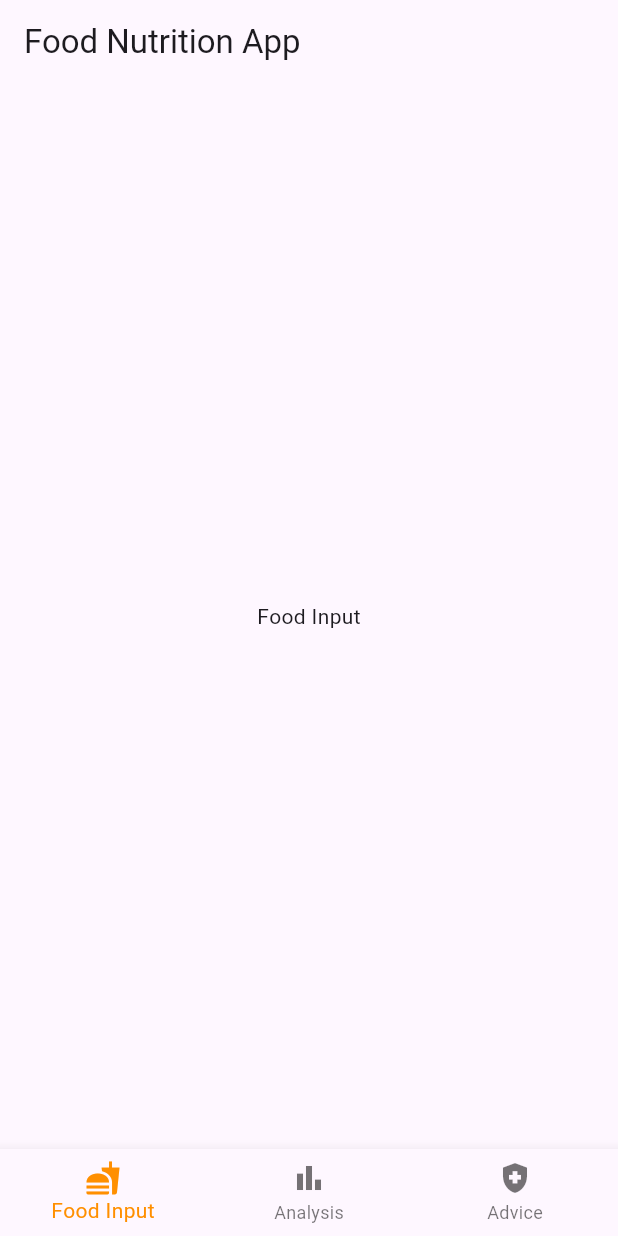
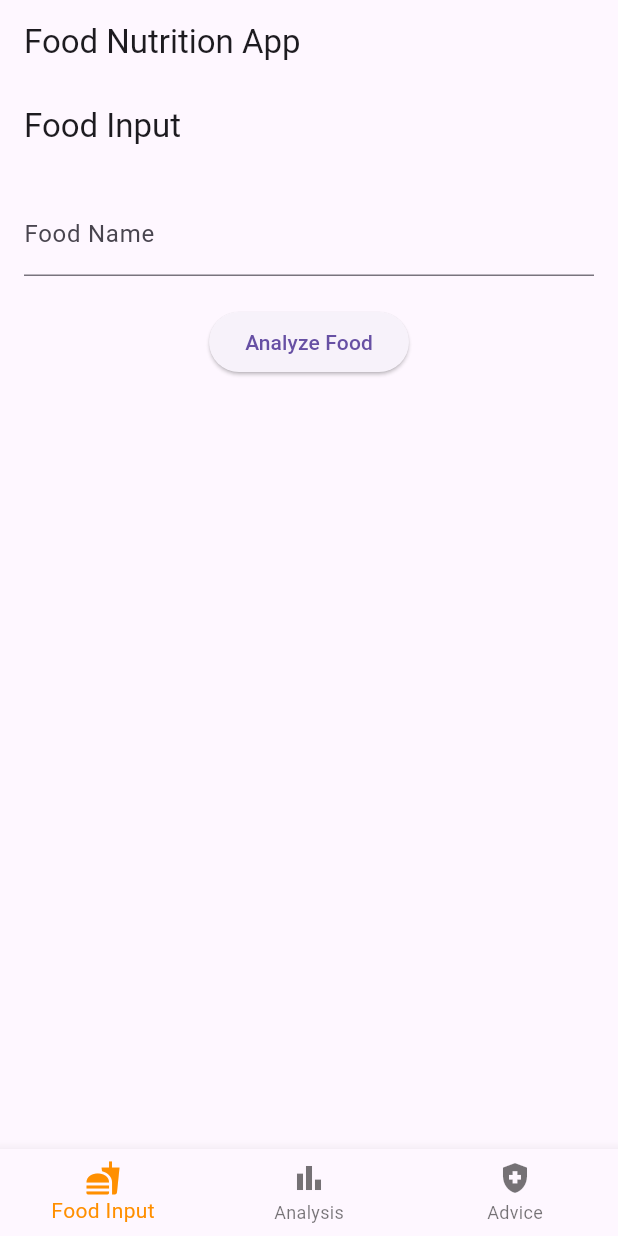
Before and after one commit to materokatti/sentence-quiz-app, a Flutter app: the screen it shows after launch, on a phone screen of 412 x 824 dp. Run offline on Flutter 3.47's test engine with Material 3 defaults, Android fonts, the phone set to English and light mode, and no system bars.

Commit message:
add : food_input_screen.dart

```diff
--- a/lib/main.dart
+++ b/lib/main.dart
@@ -1,4 +1,5 @@
 import 'package:flutter/material.dart';
+import 'screens/food_input_screen.dart';
 
 void main() {
   runApp(const MyApp());
@@ -31,7 +32,7 @@ class _HomePageState extends State<HomePage> {
   int _selectedIndex = 0;
 
   static const List<Widget> _widgetOptions = <Widget>[
-    Text('Food Input'),
+    FoodInputScreen(),
     Text('Nutrition Analysis'),
     Text('Health Advice'),
   ];
--- /dev/null
+++ b/lib/models/food.dart
@@ -0,0 +1,15 @@
+class Food {
+  final String name;
+  final int calories;
+  final double protein;
+  final double carbs;
+  final double fat;
+
+  Food({
+    required this.name,
+    required this.calories,
+    required this.protein,
+    required this.carbs,
+    required this.fat,
+  });
+}
--- /dev/null
+++ b/lib/screens/food_input_screen.dart
@@ -0,0 +1,96 @@
+// lib/screens/food_input_screen.dart
+import 'package:flutter/material.dart';
+import '../models/food.dart';
+import 'dart:math'; // 임시로 랜덤 값 생성에 사용
+
+class FoodInputScreen extends StatefulWidget {
+  const FoodInputScreen({Key? key}) : super(key: key);
+
+  @override
+  _FoodInputScreenState createState() => _FoodInputScreenState();
+}
+
+class _FoodInputScreenState extends State<FoodInputScreen> {
+  final _formKey = GlobalKey<FormState>();
+  final _nameController = TextEditingController();
+  Food? _currentFood;
+
+  // AI 서비스를 시뮬레이션하는 함수
+  Future<Food> _getAINutritionInfo(String foodName) async {
+    // 실제로는 여기서 AI 서비스 API를 호출합니다.
+    // 이 예제에서는 임의의 값을 생성합니다.
+    await Future.delayed(Duration(seconds: 1)); // API 호출을 시뮬레이션
+    return Food(
+      name: foodName,
+      calories: Random().nextInt(500) + 50,
+      protein: double.parse((Random().nextDouble() * 30).toStringAsFixed(1)),
+      carbs: double.parse((Random().nextDouble() * 50).toStringAsFixed(1)),
+      fat: double.parse((Random().nextDouble() * 20).toStringAsFixed(1)),
+    );
+  }
+
+  void _submitForm() async {
+    if (_formKey.currentState!.validate()) {
+      final foodName = _nameController.text;
+      ScaffoldMessenger.of(context).showSnackBar(
+        SnackBar(content: Text('Analyzing $foodName...')),
+      );
+
+      final food = await _getAINutritionInfo(foodName);
+      setState(() {
+        _currentFood = food;
+      });
+    }
+  }
+
+  @override
+  Widget build(BuildContext context) {
+    return Scaffold(
+      appBar: AppBar(
+        title: Text('Food Input'),
+      ),
+      body: Padding(
+        padding: const EdgeInsets.all(16.0),
+        child: Form(
+          key: _formKey,
+          child: Column(
+            children: [
+              TextFormField(
+                controller: _nameController,
+                decoration: InputDecoration(labelText: 'Food Name'),
+                validator: (value) {
+                  if (value == null || value.isEmpty) {
+                    return 'Please enter a food name';
+                  }
+                  return null;
+                },
+              ),
+              SizedBox(height: 20),
+              ElevatedButton(
+                onPressed: _submitForm,
+                child: Text('Analyze Food'),
+              ),
+              SizedBox(height: 20),
+              if (_currentFood != null) ...[
+                Text('Nutrition Information:',
+                    style:
+                        TextStyle(fontSize: 18, fontWeight: FontWeight.bold)),
+                SizedBox(height: 10),
+                Text('Calories: ${_currentFood!.calories} kcal'),
+                Text('Protein: ${_currentFood!.protein}g'),
+                Text('Carbs: ${_currentFood!.carbs}g'),
+                Text('Fat: ${_currentFood!.fat}g'),
+              ],
+            ],
+          ),
+        ),
+      ),
+    );
+  }
+
+  @override
+  void dispose() {
+    _nameController.dispose();
+    super.dispose();
+  }
+}
```
